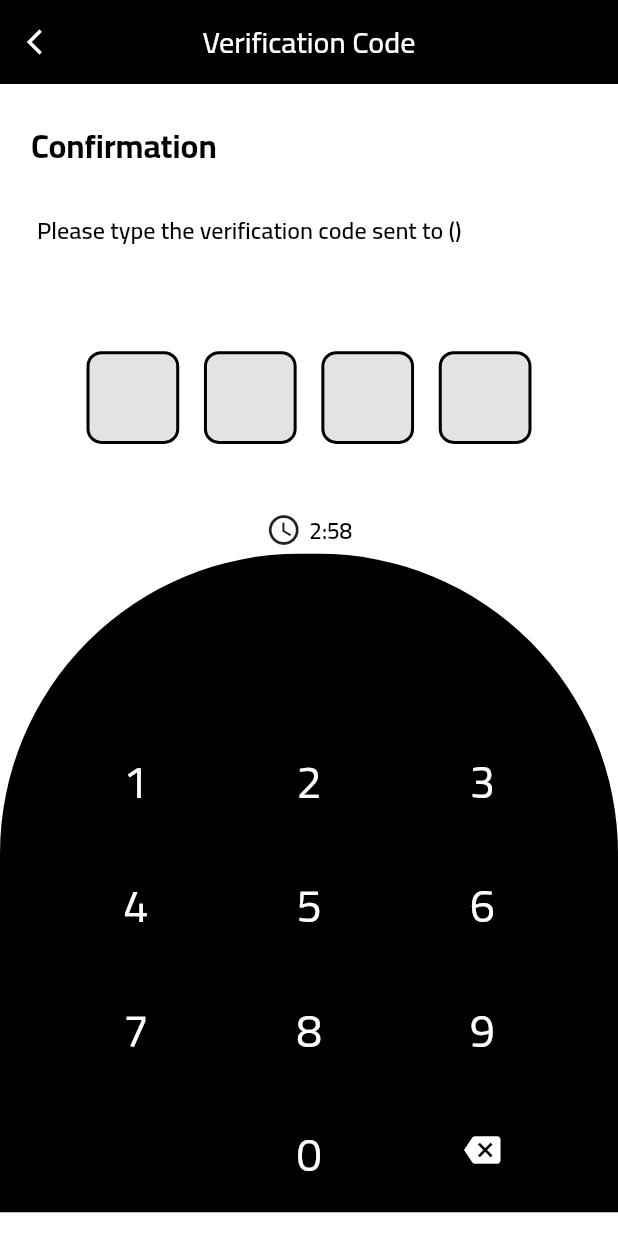
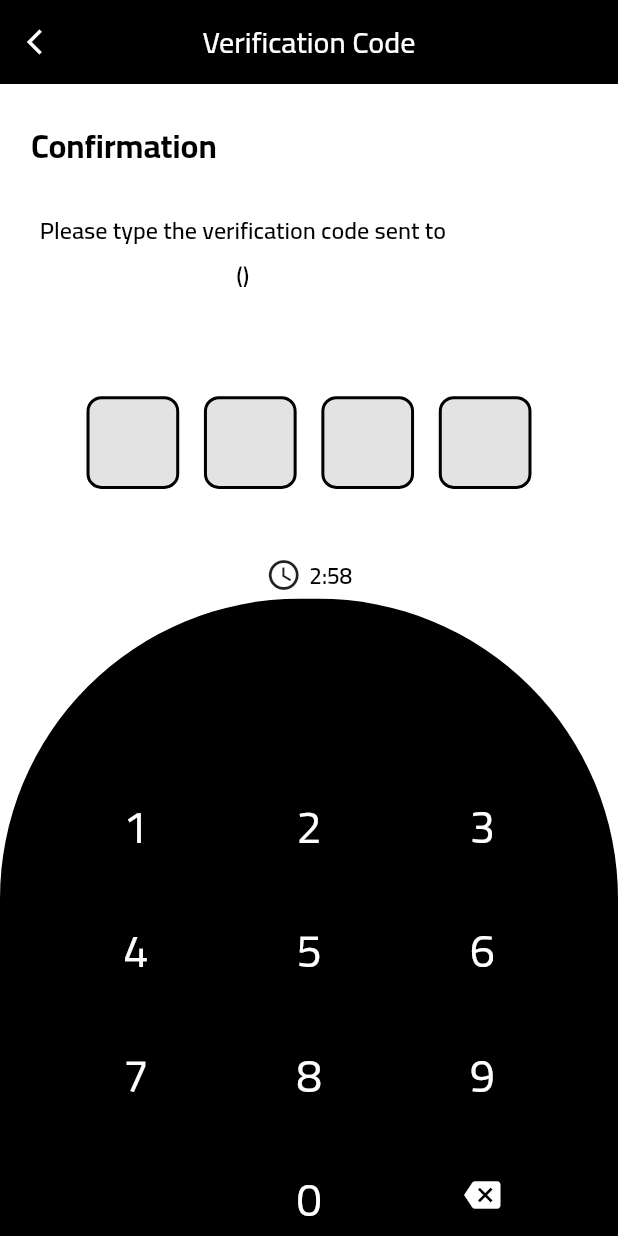
Before and after one commit to islam-kamal/almajid-main, a Flutter app: the VerificationCodeScreen screen opened directly with empty values, on a phone screen of 412 x 824 dp. Run offline on Flutter 3.47's test engine with Material 2 defaults, Android fonts, the phone set to English and light mode, and no system bars; our stand-ins replace another_flushbar, badges, bloc, carousel_pro, carousel_slider, country_code_picker and 26 more; missing offline and left inert: circle_bottom_navigation_bar, clippy_flutter, country_list_pick, grouped_checkbox, network_info_plus, search_widget; accounts and stored records are empty; network calls fail; statements that could not run were skipped.

```diff
--- a/lib/screens/auth/login_with_phone_screen.dart
+++ b/lib/screens/auth/login_with_phone_screen.dart
@@ -192,7 +192,7 @@ class LoginWithPhoneScreenState extends State<LoginWithPhoneScreen>
 
   mobile_textfield(){
     return  Directionality(
-        textDirection: MyApp.app_langauge == 'ar' ? TextDirection.ltr : TextDirection.rtl,
+        textDirection: MyApp.app_langauge == 'ar' ? TextDirection.ltr : TextDirection.ltr,
     child: StreamBuilder<String>(
         stream: forgetPassword_bloc.mobile,
         builder: (context, snapshot) {
@@ -203,6 +203,15 @@ class LoginWithPhoneScreenState extends State<LoginWithPhoneScreen>
               ),
               child: Row(
                 children: [
+                  CountryCodePicker(
+                    onChanged: (Object object){
+                      _countryCode=object.toString();
+                      StaticData.country_code = _countryCode;
+                    },
+                    initialSelection: MyApp.app_location == 'sa' ?'SA' : MyApp.app_location == 'kw' ? 'KW' : 'AE',
+                    countryFilter: ['SA', 'KW', ],
+                    showFlagDialog: true,
+                  ),
                   Expanded(
                       child: TextFormField(
                           decoration: InputDecoration(
@@ -221,15 +230,7 @@ class LoginWithPhoneScreenState extends State<LoginWithPhoneScreen>
                           keyboardType: TextInputType.number
                       )
                   ),
-                  CountryCodePicker(
-                    onChanged: (Object object){
-                      _countryCode=object.toString();
-                      StaticData.country_code = _countryCode;
-                    },
-                    initialSelection: MyApp.app_location == 'sa' ?'SA' : MyApp.app_location == 'kw' ? 'KW' : 'AE',
-                    countryFilter: ['SA', 'KW', ],
-                    showFlagDialog: true,
-                  ),
+
                 ],
               )
 
--- a/lib/screens/auth/verification_code_screen.dart
+++ b/lib/screens/auth/verification_code_screen.dart
@@ -118,7 +118,8 @@ class _OtpState extends State<VerificationCodeScreen>
   Widget build(BuildContext context) {
     _screenSize = MediaQuery.of(context).size;
     number = StaticData.user_mobile_number;
-    return new Scaffold(
+    return new Directionality(textDirection: MyApp.app_langauge == 'ar' ? TextDirection.rtl : TextDirection.ltr,
+    child:new Scaffold(
         appBar: _getAppbar,
         backgroundColor: Colors.white,
         body: SingleChildScrollView(
@@ -127,7 +128,7 @@ class _OtpState extends State<VerificationCodeScreen>
 //        padding: new EdgeInsets.only(bottom: 16.0),
             child: _getInputPart,
           ),
-        ));
+        ) ));
   }
 
   // Returns "Otp custom text field"
@@ -300,18 +301,30 @@ class _OtpState extends State<VerificationCodeScreen>
 
   // Return "Email" label
   get _getEmailLabel {
-    return Directionality(textDirection: MyApp.app_langauge == 'ar' ? TextDirection.ltr : TextDirection.ltr,
+    return Directionality(textDirection: MyApp.app_langauge == 'ar' ? TextDirection.ltr : TextDirection.rtl,
     child: Padding(
         padding: EdgeInsets.only(
             right: StaticData.get_width(context) * 0.06,
             left: StaticData.get_width(context) * 0.06,
             bottom: StaticData.get_width(context) * 0.06),
-        child: new Text(
-          "${translator.translate("Please type the verification code sent to")} (${user_phone_number()})",
-          textAlign: TextAlign.center,
-          style: new TextStyle(
-              fontSize: 16.0, color: Colors.black, fontWeight: FontWeight.w600),
-        ) ));
+        child: Column(
+          children: [
+            Text(
+              "${translator.translate("Please type the verification code sent to")} ",
+              textAlign: TextAlign.center,
+              style: new TextStyle(
+                  fontSize: 16.0, color: Colors.black, fontWeight: FontWeight.w600),
+            ),
+            Text(
+              "${translator.translate("(${user_phone_number()})")} ",
+              textAlign: TextAlign.center,
+              textDirection:  MyApp.app_langauge == 'en' ? TextDirection.ltr : TextDirection.rtl,
+              style: new TextStyle(
+                  fontSize: 16.0, color: Colors.black, fontWeight: FontWeight.w600),
+            )
+
+          ],
+        )));
   }
 
   // Return "OTP" input field
@@ -375,8 +388,10 @@ class _OtpState extends State<VerificationCodeScreen>
       },
       child: Container(
           width: width(context) * .95,
+          padding: EdgeInsets.symmetric(horizontal: 10,),
+
           child: Row(
-            mainAxisAlignment: MainAxisAlignment.end,
+            mainAxisAlignment: MyApp.app_langauge == 'ar'? MainAxisAlignment.start : MainAxisAlignment.end,
             children: [
               customDescriptionText(
                   context: context,
```
